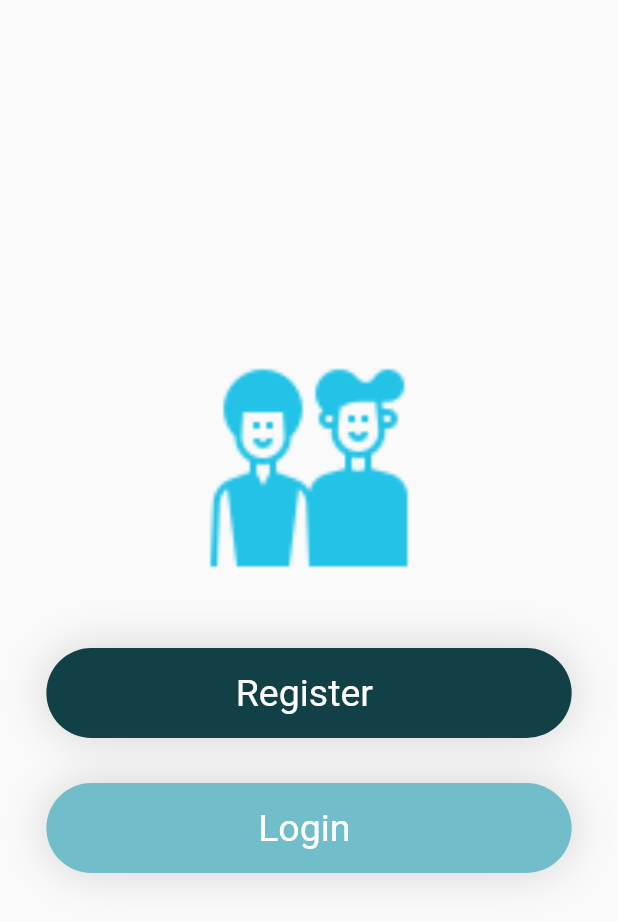
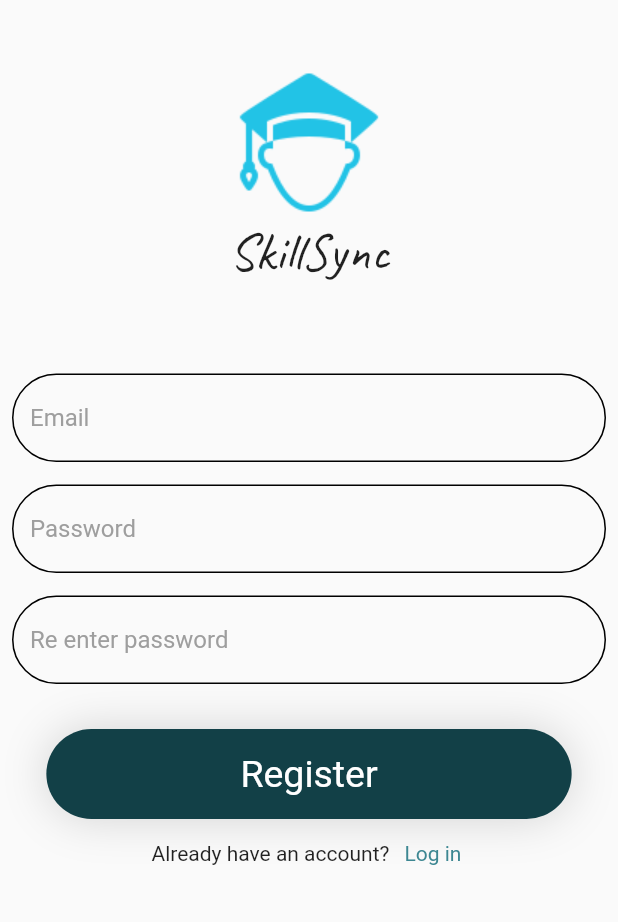
Before and after one commit to Yousefjoo17/skillSync, a Flutter app: the screen it shows after launch, after a tap on "Register", on a phone screen of 412 x 824 dp. Shown: the top 922 px of the screen. Run offline on Flutter 3.47's test engine with Material 2 defaults, Android fonts, the phone set to English and light mode, and no system bars; drawn by our look-alikes of modal_progress_hud_nsn; our stand-ins replace go_router.

Commit message:
login and register view

```diff
--- a/lib/core/utils/app_router.dart
+++ b/lib/core/utils/app_router.dart
@@ -1,11 +1,16 @@
 import 'package:go_router/go_router.dart';
 import 'package:stud/features/splash/presentaion/views/intro_view.dart';
+import 'package:stud/features/splash/presentaion/views/login_view.dart';
+import 'package:stud/features/splash/presentaion/views/register_view.dart';
 import 'package:stud/features/splash/presentaion/views/selection_view.dart';
 import 'package:stud/features/splash/presentaion/views/welcome_view.dart';
 
 abstract class AppRouter {
-  static const String kSelectionView = '/selectionView';
-  static const String kWelcomeView = '/welcomeStudent';
+  static const String kSelectionView = '/selection';
+  static const String kWelcomeView = '/welcome';
+  static const String kRegister = '/register';
+  static const String kLogin = '/login';
+
 
   static final router = GoRouter(
     routes: [
@@ -21,6 +26,14 @@ abstract class AppRouter {
         path: kWelcomeView,
         builder: (context, state) => const WelcomeView(),
       ),
+       GoRoute(
+        path: kRegister,
+        builder: (context, state) => const RegisterView(),
+      ),
+       GoRoute(
+        path: kLogin,
+        builder: (context, state) => const LoginView(),
+      ),
     ],
   );
 }
--- a/lib/core/utils/assets_data.dart
+++ b/lib/core/utils/assets_data.dart
@@ -1,6 +1,6 @@
 abstract class AssetsData {
   static String kLogo = "assets/images/Logo3.png";
-  static String kStudentMale = "assets/images/malestud.png";
+  static String kStudentMale = "assets/images/malestud2.png";
   static String kStudentFemale = "assets/images/femalestud.png";
   static String kYouth = "assets/images/youth.png";
 }
--- a/lib/features/splash/presentaion/views/register_view.dart
+++ b/lib/features/splash/presentaion/views/register_view.dart
@@ -0,0 +1,11 @@
+import 'package:flutter/material.dart';
+import 'package:stud/features/splash/presentaion/views/widgets/register_view_body.dart';
+
+class RegisterView extends StatelessWidget {
+  const RegisterView({super.key});
+
+  @override
+  Widget build(BuildContext context) {
+    return const RegisterViewBody();
+  }
+}
--- a/lib/features/splash/presentaion/views/widgets/intro_view_body.dart
+++ b/lib/features/splash/presentaion/views/widgets/intro_view_body.dart
@@ -47,6 +47,17 @@ class _IntroViewBodyState extends State<IntroViewBody>
               fit: BoxFit.fitHeight,
             ),
             const SizedBox(height: 6),
+            const Center(
+              child: Text(
+                'SkillSync',
+                style: TextStyle(
+                  fontSize: 40,
+                  color: Colors.white,
+                  fontWeight: FontWeight.w700,
+                  fontFamily: 'Caveat',
+                ),
+              ),
+            ),
             SlidingText(
               slidingAnimation: slidingAnimation,
               text: 'match your passion and skills',
--- a/lib/features/splash/presentaion/views/widgets/register_view_body.dart
+++ b/lib/features/splash/presentaion/views/widgets/register_view_body.dart
@@ -0,0 +1,104 @@
+import 'package:flutter/material.dart';
+import 'package:go_router/go_router.dart';
+import 'package:modal_progress_hud_nsn/modal_progress_hud_nsn.dart';
+import 'package:stud/constants.dart';
+import 'package:stud/core/utils/app_router.dart';
+import 'package:stud/core/utils/assets_data.dart';
+import 'package:stud/core/widgets/custom_button.dart';
+import 'package:stud/core/widgets/custom_text_field.dart';
+
+class RegisterViewBody extends StatefulWidget {
+  const RegisterViewBody({super.key});
+
+  @override
+  State<RegisterViewBody> createState() => _RegisterViewBodyState();
+}
+
+class _RegisterViewBodyState extends State<RegisterViewBody> {
+  bool isLoading = false;
+  GlobalKey<FormState> formkey = GlobalKey();
+
+  @override
+  Widget build(BuildContext context) {
+    return ModalProgressHUD(
+      inAsyncCall: isLoading,
+      child: Scaffold(
+        body: Padding(
+          padding: const EdgeInsets.symmetric(horizontal: 8),
+          child: Form(
+            key: formkey,
+            child: SingleChildScrollView(
+              child: Column(
+                children: [
+                  const SizedBox(height: 45),
+                  Image.asset(
+                    AssetsData.kStudentMale,
+                    height: 100,
+                  ),
+                  const Row(
+                    mainAxisAlignment: MainAxisAlignment.center,
+                    children: [
+                      Text(
+                        'SkillSync',
+                        style: TextStyle(
+                          fontSize: 35,
+                          fontFamily: 'Caveat',
+                        ),
+                      ),
+                    ],
+                  ),
+                  const SizedBox(height: 60),
+                  CustomTextField(
+                    hinttext: 'Email',
+                    onchanged: (data) {},
+                  ),
+                  const SizedBox(height: 15),
+                  CustomTextField(
+                    hinttext: 'Password',
+                    onchanged: (data) {},
+                    obsecuretext: true,
+                  ),
+                  const SizedBox(height: 15),
+                  CustomTextField(
+                    hinttext: 'Re enter password',
+                    onchanged: (data) {},
+                    obsecuretext: true,
+                  ),
+                  const SizedBox(height: 30),
+                  CustomButton(
+                    text: 'Register',
+                    color: kColor1,
+                    ontap: () {
+                      GoRouter.of(context).push(AppRouter.kSelectionView);
+                    },
+                  ),
+                  const SizedBox(height: 15),
+                  Row(
+                    mainAxisAlignment: MainAxisAlignment.center,
+                    children: [
+                      const Text(
+                        'Already have an account?',
+                      ),
+                      const SizedBox(width: 10),
+                      GestureDetector(
+                        onTap: () {
+                          GoRouter.of(context).push(AppRouter.kLogin);
+                        },
+                        child: Text(
+                          'Log in ',
+                          style: TextStyle(
+                            color: kColor2,
+                          ),
+                        ),
+                      )
+                    ],
+                  ),
+                ],
+              ),
+            ),
+          ),
+        ),
+      ),
+    );
+  }
+}
--- a/lib/features/splash/presentaion/views/widgets/welcome_view_body.dart
+++ b/lib/features/splash/presentaion/views/widgets/welcome_view_body.dart
@@ -1,5 +1,7 @@
 import 'package:flutter/material.dart';
+import 'package:go_router/go_router.dart';
 import 'package:stud/constants.dart';
+import 'package:stud/core/utils/app_router.dart';
 import 'package:stud/core/utils/assets_data.dart';
 import 'package:stud/core/widgets/custom_button.dart';
 
@@ -26,14 +28,18 @@ class WelcomeViewBody extends StatelessWidget {
           ),
           const SizedBox(height: 50),
           CustomButton(
-            text: "Register ",
-            ontap: () {},
+            text: "Register",
+            ontap: () {
+              GoRouter.of(context).push(AppRouter.kRegister);
+            },
             color: kColor1,
           ),
           const SizedBox(height: 30),
           CustomButton(
             text: "Login ",
-            ontap: () {},
+            ontap: () {
+              GoRouter.of(context).push(AppRouter.kLogin);
+            },
             color: kColor3,
           ),
         ],
```
Also changed, not shown: lib/features/splash/presentaion/views/login_view.dart (+11 -0 lines), lib/features/splash/presentaion/views/widgets/login_view_body.dart (+92 -0 lines), pubspec.yaml (+5 -4 lines), assets/images/femalestud.png, pubspec.lock, 5 other files.
